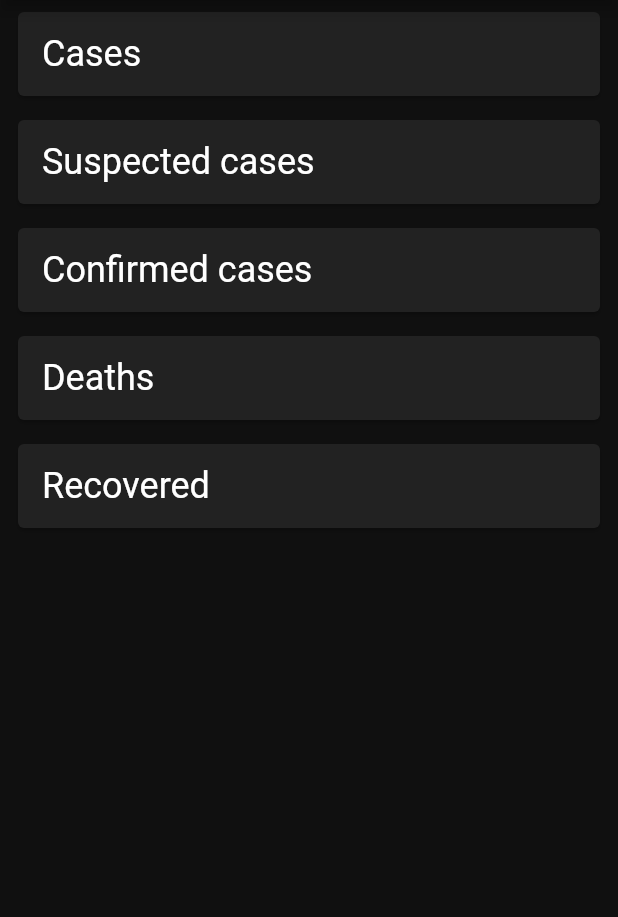
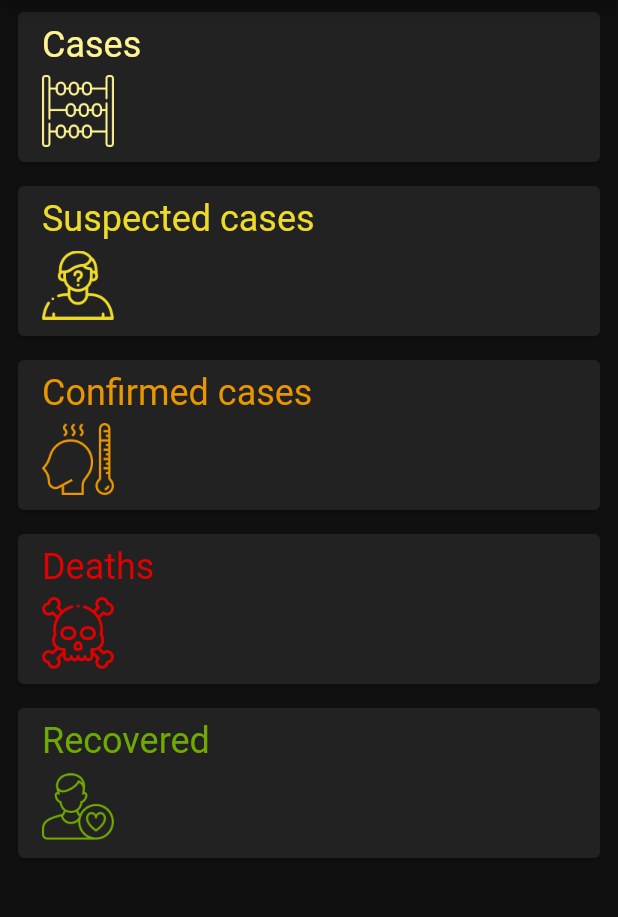
Before and after one commit to kvntzn/covid19, a Flutter app: the screen it shows after launch, on a phone screen of 412 x 824 dp, the part 84-1001 px from its top. Run offline on Flutter 3.47's test engine with Material 2 defaults, Android fonts, the phone set to English and light mode, and no system bars; network calls fail.

Commit message:
imported images implemented images in endpoint card dart

```diff
--- a/lib/app/ui/endpoint_card.dart
+++ b/lib/app/ui/endpoint_card.dart
@@ -1,37 +1,68 @@
 import 'package:covid19/app/services/api.dart';
 import 'package:flutter/material.dart';
+
+class EndpointCardData {
+  EndpointCardData(this.title, this.assetName, this.color);
+  final String title;
+  final String assetName;
+  final Color color;
+}
 
 class EndpointCard extends StatelessWidget {
   const EndpointCard({Key key, this.endpoint, this.value}) : super(key: key);
   final Endpoint endpoint;
   final int value;
 
-  static Map<Endpoint, String> _cardTitles = {
-    Endpoint.cases : 'Cases',
-    Endpoint.casesSuspected: 'Suspected cases',
-    Endpoint.casesConfirmed: 'Confirmed cases',
-    Endpoint.deaths: 'Deaths',
-    Endpoint.recovered: 'Recovered'
+  static Map<Endpoint, EndpointCardData> _cardsData = {
+    Endpoint.cases:
+        EndpointCardData('Cases', 'assets/count.png', Color(0xFFFFF492)),
+    Endpoint.casesSuspected: EndpointCardData(
+        'Suspected cases', 'assets/suspect.png', Color(0xFFEEDA28)),
+    Endpoint.casesConfirmed: EndpointCardData(
+        'Confirmed cases', 'assets/fever.png', Color(0xFFE99600)),
+    Endpoint.deaths:
+        EndpointCardData('Deaths', 'assets/death.png', Color(0xFFE40000)),
+    Endpoint.recovered:
+        EndpointCardData('Recovered', 'assets/patient.png', Color(0xFF70A901))
   };
 
   @override
   Widget build(BuildContext context) {
+    final cardData = _cardsData[endpoint];
     return Padding(
       padding: const EdgeInsets.symmetric(vertical: 4.0, horizontal: 8.0),
       child: Card(
         child: Padding(
           padding: const EdgeInsets.symmetric(vertical: 8.0, horizontal: 16.0),
-          child: Row(
-            mainAxisAlignment: MainAxisAlignment.spaceBetween,
+          child: Column(
+            crossAxisAlignment: CrossAxisAlignment.start,
             children: [
               Text(
-                _cardTitles[endpoint],
-                style: Theme.of(context).textTheme.headline5,
+                cardData.title,
+                style: Theme.of(context)
+                    .textTheme
+                    .headline5
+                    .copyWith(color: cardData.color),
               ),
-              Text(
-                value != null ? value.toString() : '',
-                style: Theme.of(context).textTheme.headline4,
-              )
+              SizedBox(height: 4),
+              SizedBox(
+                height: 52,
+                child: Row(
+                  mainAxisAlignment: MainAxisAlignment.spaceBetween,
+                  crossAxisAlignment: CrossAxisAlignment.center,
+                  children: [
+                    Image(
+                      image: AssetImage(cardData.assetName),
+                      color: cardData.color,
+                    ),
+                    Text(
+                      value != null ? value.toString() : '',
+                      style: Theme.of(context).textTheme.headline4.copyWith(
+                          color: cardData.color, fontWeight: FontWeight.w500),
+                    )
+                  ],
+                ),
+              ),
             ],
           ),
         ),
```
Also changed, not shown: pubspec.yaml (+2 -47 lines), assets/2.0x/count.png (added), assets/2.0x/death.png (added), assets/2.0x/fever.png (added), assets/2.0x/patient.png (added), assets/2.0x/suspect.png (added), assets/3.0x/count.png (added), assets/3.0x/death.png (added), assets/3.0x/fever.png (added), assets/3.0x/patient.png (added), assets/3.0x/suspect.png (added), assets/count.png (added), assets/death.png (added), assets/fever.png (added), 2 more files.
